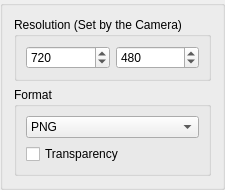
Before: the Qt Designer form app/ui/exportimageoptions.ui in pencil2d/pencil, drawn with Qt 5.
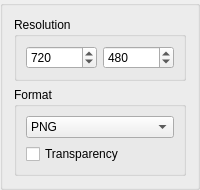
After: the same form once the commit is applied.

Commit message: Remove (Set by the Camera) from image export dialogs

The edit to the form file:
```diff
--- a/app/ui/exportimageoptions.ui
+++ b/app/ui/exportimageoptions.ui
@@ -12,7 +12,7 @@
    <item>
     <widget class="QGroupBox" name="groupBox">
      <property name="title">
-      <string>Resolution (Set by the Camera)</string>
+      <string>Resolution</string>
      </property>
      <layout class="QHBoxLayout" name="horizontalLayout">
       <item>
```
